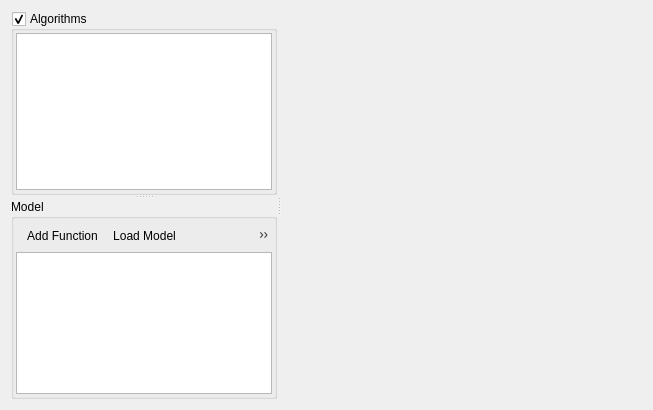
Qt form qps/speclib/spectralprocessingwidget.ui (EnMAP-Box/qgispluginsupport) before a commit.
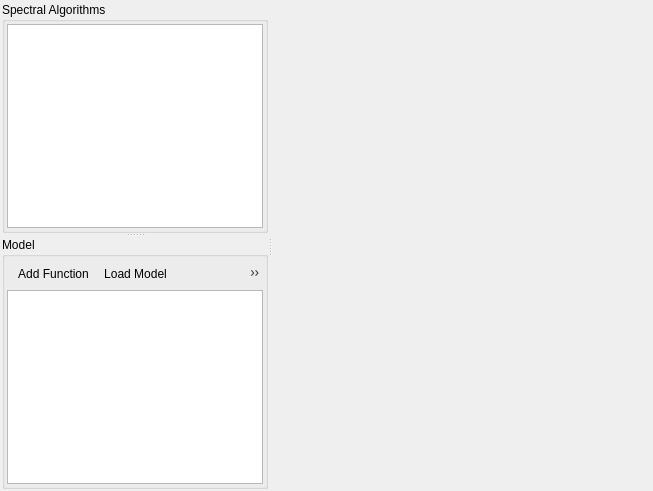
The same form after that commit. Icons and pictures are not drawn. Custom widgets are drawn as their Qt base class.

Commit message:
attributetablewidget.ui: - widgetCenter is now a QStackedWidget - changed attribute table toolbar name to "Attribute Table"
gui.py: SpectralLibraryWidget
- added pageProcessingWidget + spectral processing toolbar
- added actions to toggle between attribute and spectral processing widgets and related toolbars

spectralprocessingwidget.ui, processingalgorithms.py: refactoring
processing.py: added SpectralAlgorithmOutputWidgetFactory
added licence statements

What changed in the file:
```diff
--- a/qps/speclib/spectralprocessingwidget.ui
+++ b/qps/speclib/spectralprocessingwidget.ui
@@ -7,13 +7,28 @@
     <x>0</x>
     <y>0</y>
     <width>653</width>
-    <height>410</height>
+    <height>491</height>
    </rect>
   </property>
   <property name="windowTitle">
    <string>Form</string>
   </property>
   <layout class="QHBoxLayout" name="horizontalLayout">
+   <property name="spacing">
+    <number>2</number>
+   </property>
+   <property name="leftMargin">
+    <number>2</number>
+   </property>
+   <property name="topMargin">
+    <number>2</number>
+   </property>
+   <property name="rightMargin">
+    <number>2</number>
+   </property>
+   <property name="bottomMargin">
+    <number>2</number>
+   </property>
    <item>
     <widget class="QSplitter" name="splitter_2">
      <property name="orientation">
@@ -25,10 +40,10 @@
       </property>
       <widget class="QgsCollapsibleGroupBox" name="mGroupBox">
        <property name="title">
-        <string>Algorithms</string>
+        <string>Spectral Algorithms</string>
        </property>
        <property name="checkable">
-        <bool>true</bool>
+        <bool>false</bool>
        </property>
        <layout class="QVBoxLayout" name="verticalLayout_2">
         <property name="spacing">
@@ -159,8 +174,8 @@
         <rect>
          <x>0</x>
          <y>0</y>
-         <width>363</width>
-         <height>388</height>
+         <width>381</width>
+         <height>487</height>
         </rect>
        </property>
       </widget>
```
Left out of the diff: 2 changed lines with no effect on the pictures. The commit also changes 5 other files.
